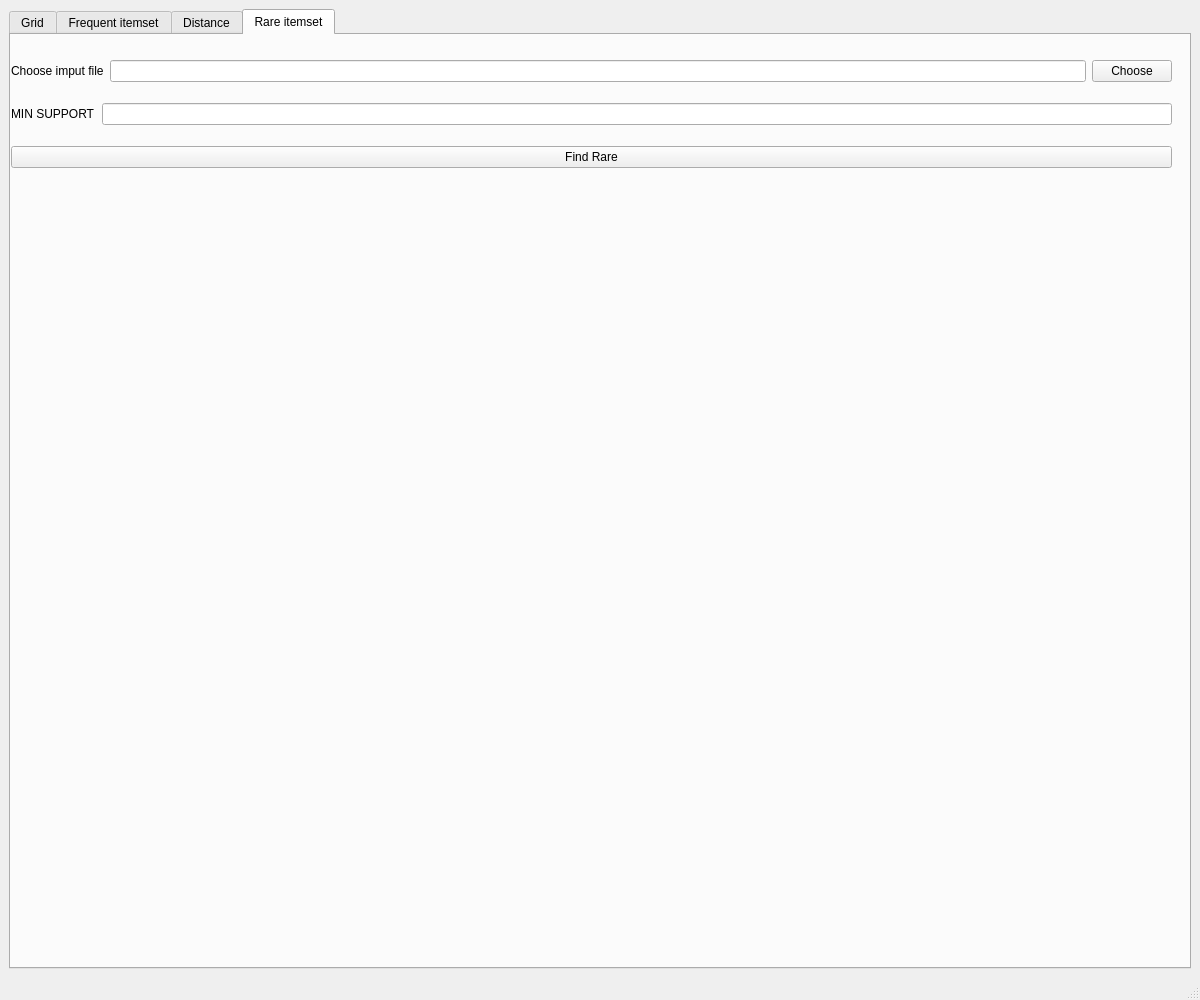
The window that AssociationRules/mainwindow.ui (fjovanovic/Association-Rules) describes before a commit, drawn with Qt 5.
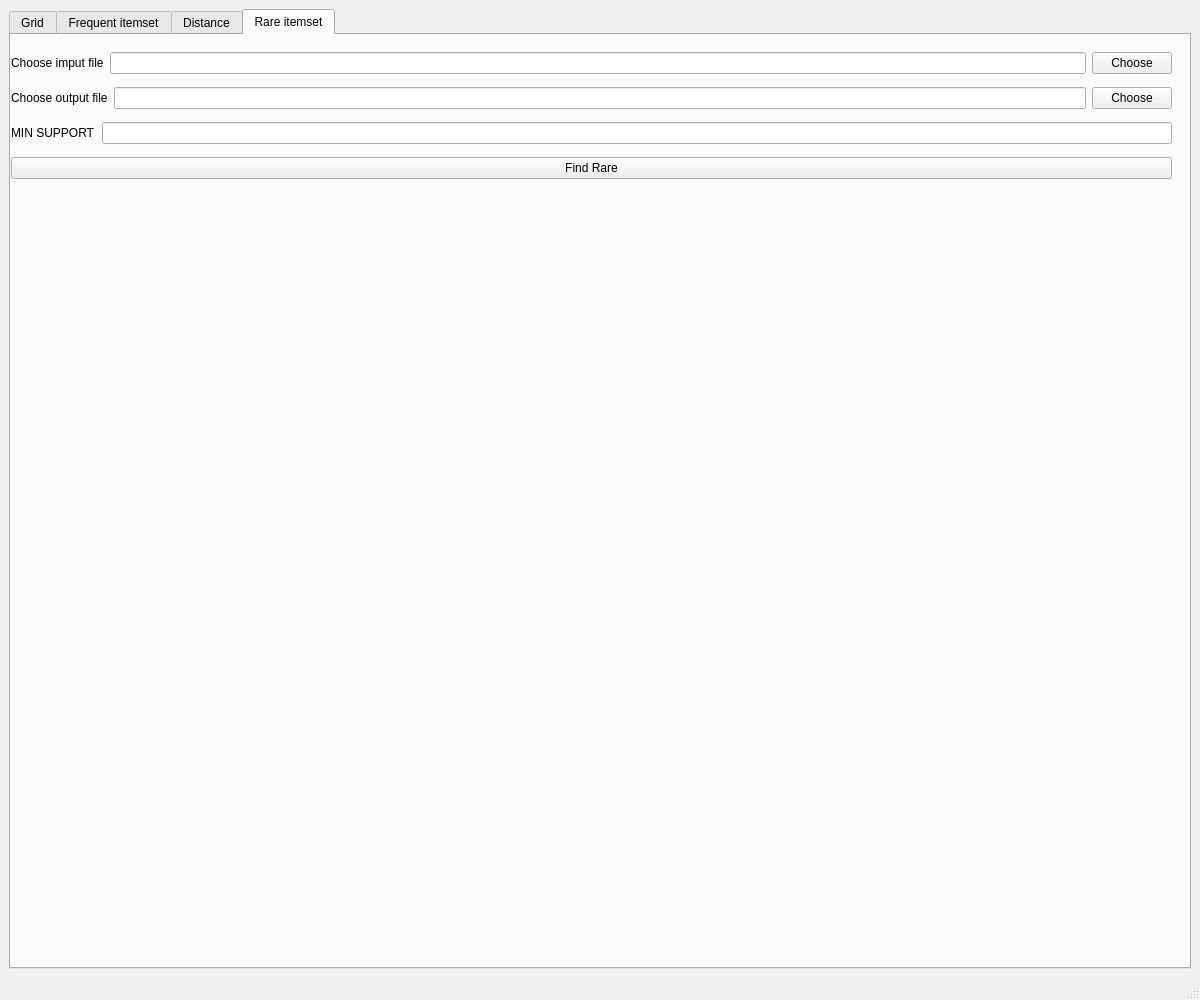
The same window after the commit. The open tabs and pages were chosen to show the change.

```diff
--- a/AssociationRules/mainwindow.ui
+++ b/AssociationRules/mainwindow.ui
@@ -694,6 +694,27 @@
            </item>
           </layout>
          </item>
+         <item>
+          <layout class="QHBoxLayout" name="horizontalLayout_14">
+           <item>
+            <widget class="QLabel" name="label_8">
+             <property name="text">
+              <string>Choose output file</string>
+             </property>
+            </widget>
+           </item>
+           <item>
+            <widget class="QLineEdit" name="lePbOutputRare"/>
+           </item>
+           <item>
+            <widget class="QPushButton" name="pbChooseOutput">
+             <property name="text">
+              <string>Choose</string>
+             </property>
+            </widget>
+           </item>
+          </layout>
+         </item>
          <item>
           <layout class="QHBoxLayout" name="horizontalLayout_8">
            <item>
```
Left out of the diff: 10 changed lines with no effect on the pictures.
